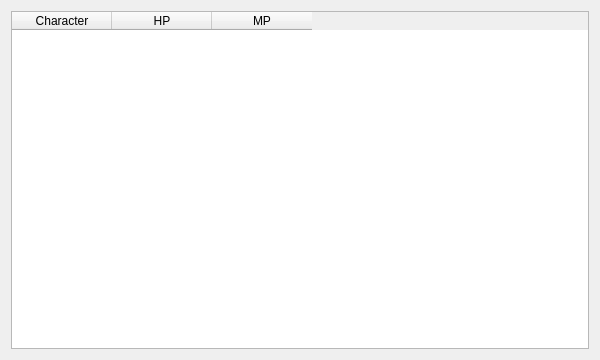
The window that rl_ui/dashboardwidget.ui (SandSnip3r/Hyperbot) describes before a commit, drawn with Qt 5.
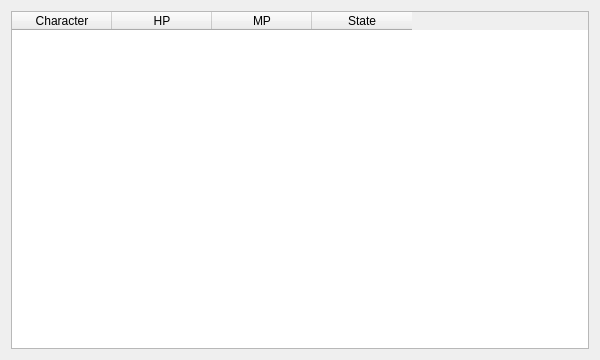
The same window after the commit.

Commit message: Track current state machine in dashboard

```diff
--- a/rl_ui/dashboardwidget.ui
+++ b/rl_ui/dashboardwidget.ui
@@ -14,7 +14,7 @@
    <item>
     <widget class="QTableWidget" name="statusTable">
      <property name="columnCount">
-      <number>3</number>
+      <number>4</number>
      </property>
      <property name="rowCount">
       <number>0</number>
@@ -34,6 +34,11 @@
        <string>MP</string>
       </property>
      </column>
+    <column>
+      <property name="text">
+       <string>State</string>
+      </property>
+    </column>
     </widget>
    </item>
   </layout>
```
Lines whose indentation alone changed are shown as unchanged. The commit also changes 11 other files.
